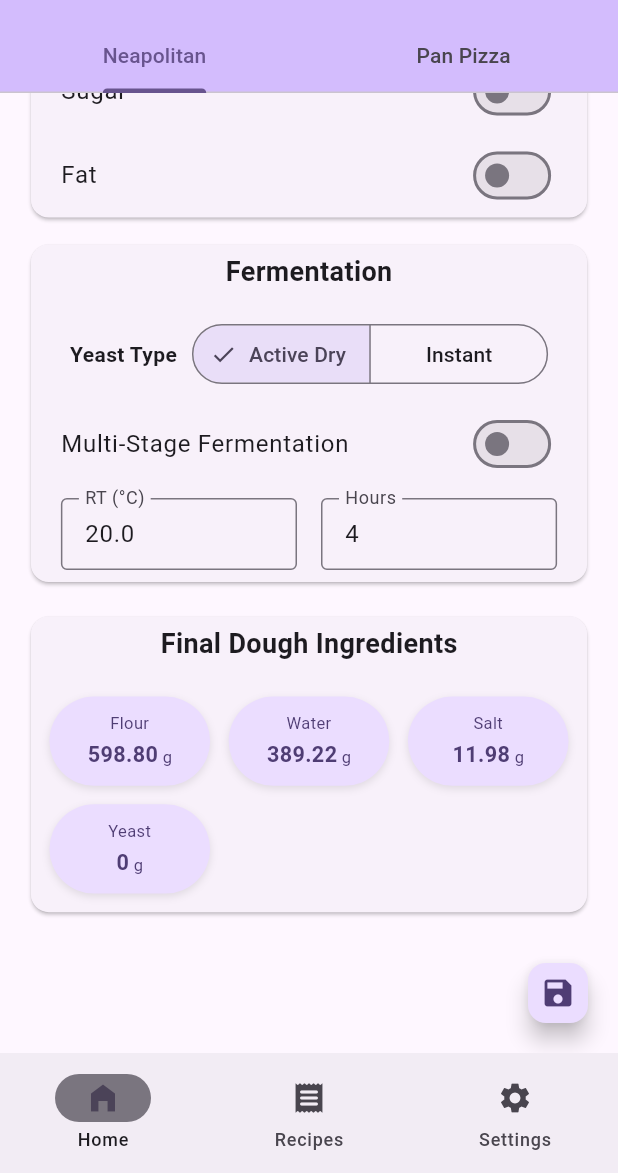
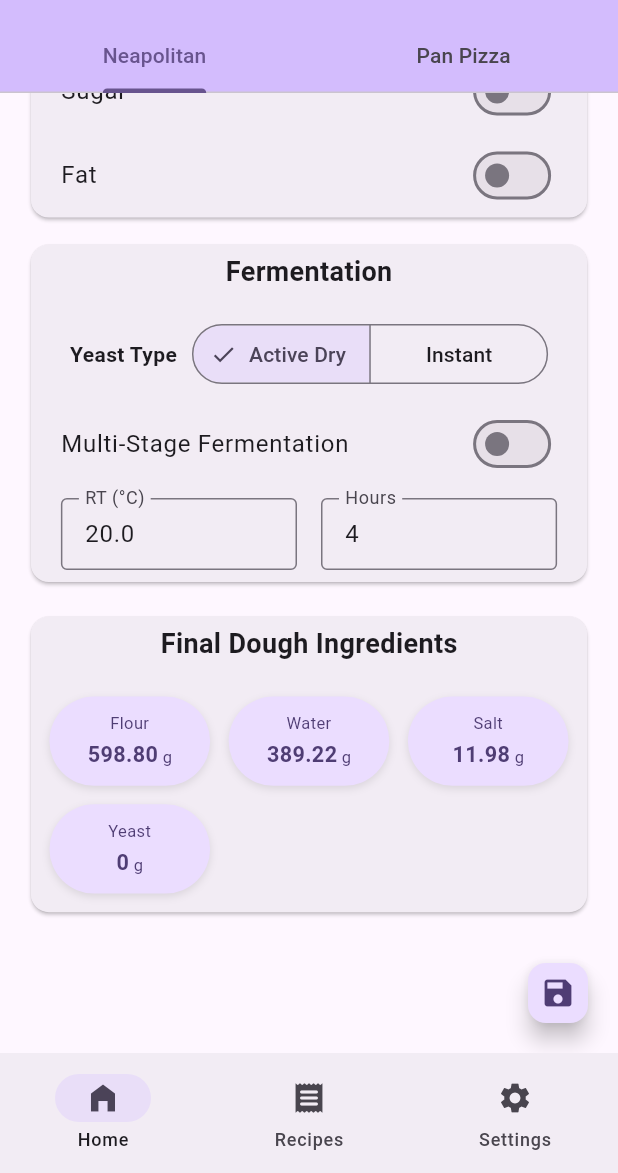
Before and after one commit to JerryMountak/pizza-calc, a Flutter app: the screen it shows after launch, scrolled down 540 dp, on a phone screen of 412 x 824 dp, the part 63-1236 px from its top. Run offline on Flutter 3.47's test engine with Material 3 defaults, Android fonts, the phone set to English and light mode, and no system bars; drawn by our look-alikes of dynamic_color; our stand-ins replace sqflite, sqflite_common_ffi; accounts and stored records are empty.

Commit message:
Styling changes

```diff
--- a/lib/main.dart
+++ b/lib/main.dart
@@ -117,7 +117,8 @@ class _MyHomePageState extends State<MyHomePage> {
             bottomNavigationBar: NavigationBar(
               selectedIndex: recipeProvider.currentIndex,
               onDestinationSelected: recipeProvider.setIndex,
-              indicatorColor: Theme.of(context).colorScheme.outline,
+              backgroundColor: Theme.of(context).colorScheme.surfaceContainer,
+              indicatorColor: Theme.of(context).colorScheme.secondaryContainer,
               destinations: const <NavigationDestination>[
                 NavigationDestination(
                   icon: Icon(Icons.home_filled),
--- a/lib/pages/home_page.dart
+++ b/lib/pages/home_page.dart
@@ -117,7 +117,10 @@ class HomeTabState extends State<HomeTab> with TickerProviderStateMixin {
         return Scaffold(
           appBar: AppBar(
             backgroundColor: Theme.of(context).colorScheme.inversePrimary,
-            title: const Text("PizzaCalc"),
+            title: Text(
+              "PizzaCalc",
+              style: Theme.of(context).textTheme.titleLarge,
+            ),
             bottom: TabBar(
               controller: _tabController,
               tabs: const [
@@ -149,13 +152,18 @@ class HomeTabState extends State<HomeTab> with TickerProviderStateMixin {
           ),
           floatingActionButton: FloatingActionButton.small(
             tooltip: 'Save Recipe',
+            backgroundColor: Theme.of(context).colorScheme.primaryContainer,
+            foregroundColor: Theme.of(context).colorScheme.onPrimaryContainer,
             onPressed: () {
               showDialog(
                 context: context,
                 builder: (BuildContext context) {
                   String recipeName = '';
                   return AlertDialog(
-                    title: const Text('Recipe name'),
+                    title: Text(
+                      'Recipe name',
+                      style: Theme.of(context).textTheme.titleMedium,
+                    ),
                     content: TextField(
                       autofocus: true,
                       onChanged: (value) {
--- a/lib/pages/settings_page.dart
+++ b/lib/pages/settings_page.dart
@@ -62,7 +62,11 @@ class SettingsTabState extends State<SettingsTab> {
                 contentPadding: const EdgeInsets.symmetric(horizontal: 20.0),
               ),
 
-              const Divider(indent: 24,endIndent: 24,),
+              Divider(
+                indent: 24,
+                endIndent: 24,
+                color: Theme.of(context).colorScheme.outlineVariant,
+              ),
 
               // Advanced Features
               Padding(
--- a/lib/utils/advanced_features.dart
+++ b/lib/utils/advanced_features.dart
@@ -133,7 +133,7 @@ class _PrefermentSelectorState extends State<PrefermentSelector> {
                     ],
                   ),
                 ),
-                const Divider(),
+                Divider(color: Theme.of(context).colorScheme.outlineVariant),
                 Container(
                   padding:
                       const EdgeInsets.symmetric(horizontal: 10, vertical: 5),
@@ -296,7 +296,7 @@ class _CompensationSelectorState extends State<CompensationSelector> {
                     ],
                   ),
                 ),
-                const Divider(),
+                Divider(color: Theme.of(context).colorScheme.outlineVariant),
                 Container(
                   padding:
                       const EdgeInsets.symmetric(horizontal: 10, vertical: 5),
@@ -519,7 +519,7 @@ class _TangzhongSelectorState extends State<TangzhongSelector> {
                     ],
                   ),
                 ),
-                const Divider(),
+                Divider(color: Theme.of(context).colorScheme.outlineVariant),
                 Text(
                   // Display description for selected item
                   """Tangzhong is an Asian technique that calls for pre-cooking a portion of the raw flour in a recipe with a liquid (usually water or milk) until it forms a paste. Then, this paste can be added to dough, resulting in bread that's tenderer, more fluffy, and lasts longer before staling.
--- a/lib/utils/custom_switch_tile.dart
+++ b/lib/utils/custom_switch_tile.dart
@@ -38,11 +38,12 @@ class CustomSwitchTile extends StatelessWidget {
           ),
         ),
         // Vertical separator
-        const SizedBox(
+        SizedBox(
           height: 32,
           child: VerticalDivider(
             width: 16,
             thickness: 1,
+            color: Theme.of(context).colorScheme.outlineVariant,
           ),
         ),
         // Switch area
--- a/lib/utils/ingredient_input.dart
+++ b/lib/utils/ingredient_input.dart
@@ -474,6 +474,7 @@ class IngredientInputState extends State<IngredientInput> {
             Padding(
               padding: const EdgeInsets.symmetric(vertical: 5.0),
               child: Card(
+                color: Theme.of(context).colorScheme.surfaceContainer,
                 child: SizedBox(
                   width: screenWidth * 0.9,
                   child: Center(
@@ -538,6 +539,7 @@ class IngredientInputState extends State<IngredientInput> {
             Padding(
               padding: const EdgeInsets.symmetric(vertical: 5.0),
               child: Card(
+                color: Theme.of(context).colorScheme.surfaceContainer,
                 child: SizedBox(
                   width: screenWidth * 0.9,
                   child: Center(
@@ -585,6 +587,7 @@ class IngredientInputState extends State<IngredientInput> {
             Padding(
               padding: const EdgeInsets.symmetric(vertical: 5.0),
               child: Card(
+                color: Theme.of(context).colorScheme.surfaceContainer,
                 child: SizedBox(
                   width: screenWidth * 0.9,
                   child: Center(
@@ -627,13 +630,15 @@ class IngredientInputState extends State<IngredientInput> {
                       ],
                     ),
                   ),
-              )),
+                )
+              ),
             ),
 
             // Optional Ingredients
             Padding(
               padding: const EdgeInsets.symmetric(vertical: 5.0),
               child: Card(
+                color: Theme.of(context).colorScheme.surfaceContainer,
                 child: SizedBox(
                   width: screenWidth * 0.9,
                   child: Center(
@@ -672,9 +677,7 @@ class IngredientInputState extends State<IngredientInput> {
                               });
                               _calculateIngredients();
                             },
-                          activeColor: Theme.of(context).colorScheme.primary,
-                          contentPadding:
-                              const EdgeInsets.symmetric(horizontal: 20.0),
+                            contentPadding: const EdgeInsets.symmetric(horizontal: 20.0),
                           ),
                           SwitchListTile(
                             title: const Text('Fat'),
@@ -693,9 +696,7 @@ class IngredientInputState extends State<IngredientInput> {
                               });
                               _calculateIngredients();
                             },
-                          activeColor: Theme.of(context).colorScheme.primary,
-                          contentPadding:
-                              const EdgeInsets.symmetric(horizontal: 20.0),
+                            contentPadding: const EdgeInsets.symmetric(horizontal: 20.0),
                           ),
                           _hasSugar
                               ? Padding(
@@ -747,13 +748,15 @@ class IngredientInputState extends State<IngredientInput> {
                       ],
                     ),
                   ),
-              )),
+                )
+              ),
             ),
 
             // Fermentation
             Padding(
               padding: const EdgeInsets.symmetric(vertical: 5.0),
               child: Card(
+                color: Theme.of(context).colorScheme.surfaceContainer,
                 child: SizedBox(
                   width: screenWidth * 0.9,
                   child: Center(
@@ -778,7 +781,9 @@ class IngredientInputState extends State<IngredientInput> {
                                 _yeastType = newType;
                               });
                               _calculateIngredients();
-                            }),
+                            }
+                          ),
+
                           // Multi-Stage Fermentation Switch
                           SwitchListTile(
                             title: const Text('Multi-Stage Fermentation'),
@@ -789,7 +794,6 @@ class IngredientInputState extends State<IngredientInput> {
                               });
                               _calculateIngredients();
                             },
-                          activeColor: Theme.of(context).colorScheme.primary,
                             contentPadding:
                                 const EdgeInsets.symmetric(horizontal: 20.0),
                           ),
@@ -949,13 +953,15 @@ class IngredientInputState extends State<IngredientInput> {
                       ],
                     ),
                   ),
-              )),
+                )
+              ),
             ),
 
             // Final Ingredients
             Padding(
               padding: const EdgeInsets.symmetric(vertical: 10.0),
               child: Card(
+                color: Theme.of(context).colorScheme.surfaceContainer,
                 child: SizedBox(
                   width: screenWidth * 0.9,
                   child: Center(
@@ -987,9 +993,10 @@ class IngredientInputState extends State<IngredientInput> {
                               initialIngredients: prefermentIngredients)
                           : const SizedBox(height: 0),
                         _hasPreferment
-                            ? const Divider(
+                          ? Divider(
                               indent: 16,
                               endIndent: 16,
+                              color: Theme.of(context).colorScheme.outlineVariant,
                             )
                           : const SizedBox(height: 0),
                         advancedProvider.useTangzhong
@@ -1007,17 +1014,17 @@ class IngredientInputState extends State<IngredientInput> {
                               initialIngredients: tangzhongIngredients)
                           : const SizedBox(height: 0),
                         advancedProvider.useTangzhong
-                            ? const Divider(
+                          ? Divider(
                               indent: 16,
                               endIndent: 16,
+                              color: Theme.of(context).colorScheme.outlineVariant,
                             )
                           : const SizedBox(height: 0),
                         (_hasPreferment || advancedProvider.useTangzhong)
                           ? Text(
                               'Main Dough',
                               style: TextStyle(
-                                  color:
-                                      Theme.of(context).colorScheme.onSurface,
+                                color: Theme.of(context).colorScheme.onSurface,
                                 fontSize: 14,
                               ),
                             )
@@ -1031,7 +1038,9 @@ class IngredientInputState extends State<IngredientInput> {
             ),
 
             const SizedBox(height: 80),
-          ])));
+          ]
+        )
+      ));
     });
   }
 }
--- a/lib/utils/recipes/recipe_ingredients.dart
+++ b/lib/utils/recipes/recipe_ingredients.dart
@@ -69,10 +69,8 @@ class RecipeIngredientsState extends State<RecipeIngredients> {
       crossAxisCount += 1;
     }
 
-    // Smaller padding (3% of screen width instead of 4%)
     final padding = screenWidth * 0.03;
 
-    // Reduced aspect ratio for smaller pills
     final aspectRatio = isPortrait ? 1.8 : 2.0;
 
     return Padding(
@@ -107,17 +105,17 @@ class RecipeIngredientsState extends State<RecipeIngredients> {
       BuildContext context, String label, String value, double screenWidth) {
     final colorScheme = Theme.of(context).colorScheme;
 
-    // Reduced font sizes
+    // Font sizes
     final labelSize = screenWidth * 0.025;
     final valueSize = screenWidth * 0.035;
     final unitSize = screenWidth * 0.025;
 
-    // Adjusted min/max font sizes
+    // min/max font sizes
     final double finalLabelSize = labelSize.clamp(11.0, 14.0);
     final double finalValueSize = valueSize.clamp(14.0, 20.0);
     final double finalUnitSize = unitSize.clamp(11.0, 14.0);
 
-    // Smaller border radius
+    // Border radius
     final borderRadius = screenWidth * 0.03.clamp(15.0, 25.0);
 
     return Container(
@@ -137,7 +135,7 @@ class RecipeIngredientsState extends State<RecipeIngredients> {
         children: [
           Text(
             label,
-            style: TextStyle(
+            style: Theme.of(context).textTheme.bodyMedium?.copyWith(
               color: colorScheme.onPrimaryContainer,
               fontSize: finalLabelSize,
             ),
@@ -151,17 +149,17 @@ class RecipeIngredientsState extends State<RecipeIngredients> {
             children: [
               Text(
                 value,
-                style: TextStyle(
+                style: Theme.of(context).textTheme.bodyMedium?.copyWith(
+                  color: colorScheme.onPrimaryContainer,
                   fontSize: finalValueSize,
                   fontWeight: FontWeight.bold,
-                  color: colorScheme.onPrimaryContainer,
                 ),
               ),
               Text(
                 ' g',
-                style: TextStyle(
+                style: Theme.of(context).textTheme.bodyMedium?.copyWith(
+                  color: colorScheme.onPrimaryContainer,
                   fontSize: finalUnitSize,
-                  color: colorScheme.onPrimaryContainer,
                 ),
               ),
             ],
--- a/lib/utils/yeast/yeast_selector.dart
+++ b/lib/utils/yeast/yeast_selector.dart
@@ -32,9 +32,11 @@ class _YeastSelectorState extends State<YeastSelector> {
       child: Row(
         mainAxisAlignment: MainAxisAlignment.center,
         children: [
-          const Text(
+          Text(
             'Yeast Type',
-            style: TextStyle(fontWeight: FontWeight.bold),
+            style: Theme.of(context).textTheme.bodyMedium?.copyWith(
+              fontWeight: FontWeight.bold,
+            ),
           ),
           const SizedBox(width: 10),
           SegmentedButton<YeastType>(
```
Also changed, not shown: lib/pages/recipes_page.dart (+16 -6 lines). Lines whose indentation alone changed are shown as unchanged.
